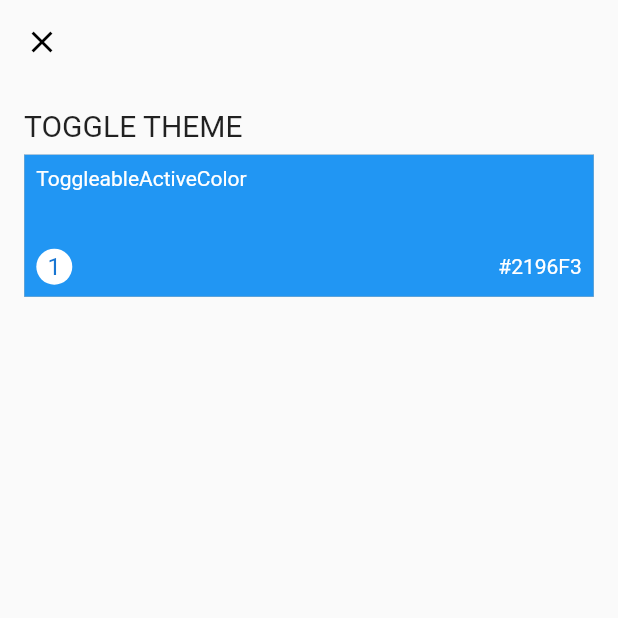
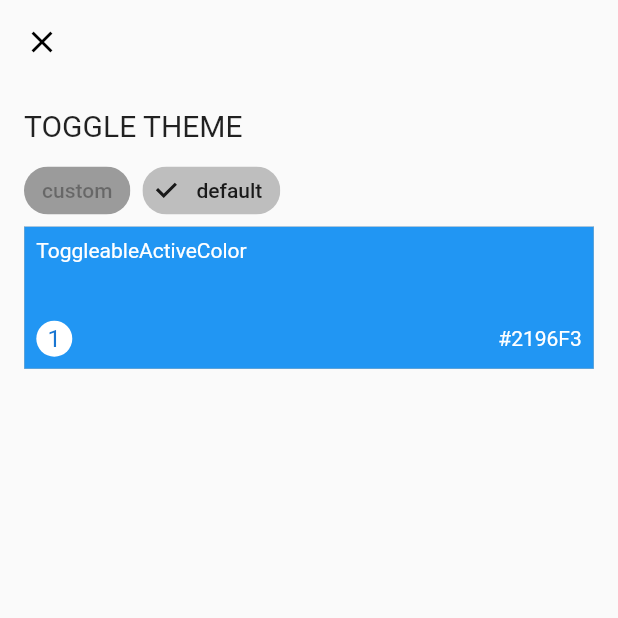
Before and after one commit to wondertalik/flutter_app_theme, a Flutter app: the ToggleThemePage screen opened directly, on a phone screen of 412 x 824 dp, the top half of it. Run offline on Flutter 3.47's test engine with Material 2 defaults, Android fonts, the phone set to English and light mode, and no system bars; our stand-ins replace bloc, equatable, flutter_bloc, flutter_colorpicker, google_fonts.

Commit message:
feat: add option to return toggle to default theme

```diff
--- a/lib/features/toggle_theme/presentation/cubit/toggle_theme_cubit.dart
+++ b/lib/features/toggle_theme/presentation/cubit/toggle_theme_cubit.dart
@@ -7,7 +7,14 @@ part 'toggle_theme_state.dart';
 class ToggleThemeCubit extends Cubit<ToggleThemeState> {
   ToggleThemeCubit() : super(ToggleThemeState.defaultTheme());
 
+  void changeToDefaultTheme() {
+    emit(ToggleThemeState.defaultTheme());
+  }
+
   void changeToggleableActiveColor(Color toggleableActiveColor) {
-    emit(state.copyWith(toggleableActiveColor: toggleableActiveColor));
+    emit(state.copyWith(
+      toggleableActiveColor: toggleableActiveColor,
+      themeVariant: ToggleThemeVariant.custom,
+    ));
   }
 }
--- a/lib/features/toggle_theme/presentation/cubit/toggle_theme_state.dart
+++ b/lib/features/toggle_theme/presentation/cubit/toggle_theme_state.dart
@@ -1,21 +1,33 @@
 part of 'toggle_theme_cubit.dart';
 
+enum ToggleThemeVariant { defaultTheme, custom }
+
 class ToggleThemeState extends Equatable {
-  const ToggleThemeState({this.toggleableActiveColor});
+  const ToggleThemeState({
+    this.toggleableActiveColor,
+    this.themeVariant = ToggleThemeVariant.custom,
+  });
 
-  ToggleThemeState._()
-      : toggleableActiveColor = ThemeData().toggleableActiveColor;
+  ToggleThemeState._({
+    this.themeVariant = ToggleThemeVariant.defaultTheme,
+  }) : toggleableActiveColor = ThemeData().toggleableActiveColor;
 
   ToggleThemeState.defaultTheme() : this._();
 
   final Color? toggleableActiveColor;
+  final ToggleThemeVariant themeVariant;
 
-  ToggleThemeState copyWith({Color? toggleableActiveColor}) {
+  ToggleThemeState copyWith({
+    Color? toggleableActiveColor,
+    ToggleThemeVariant? themeVariant,
+  }) {
     return ToggleThemeState(
-        toggleableActiveColor:
-            toggleableActiveColor ?? this.toggleableActiveColor);
+      toggleableActiveColor:
+          toggleableActiveColor ?? this.toggleableActiveColor,
+      themeVariant: themeVariant ?? this.themeVariant,
+    );
   }
 
   @override
-  List<Object?> get props => [toggleableActiveColor];
+  List<Object?> get props => [toggleableActiveColor, themeVariant];
 }
--- a/lib/features/toggle_theme/presentation/view/toogle_theme_content.dart
+++ b/lib/features/toggle_theme/presentation/view/toogle_theme_content.dart
@@ -1,3 +1,4 @@
+import 'package:flutter/foundation.dart';
 import 'package:flutter/material.dart';
 import 'package:flutter_app_theme/features/components/components.dart';
 import 'package:flutter_app_theme/features/toggle_theme/toggle_theme.dart';
@@ -8,7 +9,7 @@ class ToggleThemeContent extends StatelessWidget {
 
   @override
   Widget build(BuildContext context) {
-    {
+    final toggleThemeCubit = context.read<ToggleThemeCubit>();
     return Padding(
       padding: const EdgeInsets.all(16.0),
       child: LayoutBuilder(builder: (context, constraints) {
@@ -18,6 +19,34 @@ class ToggleThemeContent extends StatelessWidget {
             mainAxisSize: MainAxisSize.min,
             children: [
               const Header(label: 'Toggle Theme'),
+              SingleChildScrollView(
+                scrollDirection: Axis.horizontal,
+                child: Row(
+                  children: [
+                    Padding(
+                      padding: const EdgeInsets.only(right: 8.0),
+                      child: InputChip(
+                        label: Text(describeEnum(ToggleThemeVariant.custom)),
+                        selected: toggleThemeCubit.state.themeVariant ==
+                            ToggleThemeVariant.custom,
+                      ),
+                    ),
+                    Padding(
+                      padding: const EdgeInsets.only(right: 8.0),
+                      child: InputChip(
+                        label: Text(
+                            describeEnum(ToggleThemeVariant.defaultTheme)
+                                .replaceAll('Theme', '')),
+                        selected: toggleThemeCubit.state.themeVariant ==
+                            ToggleThemeVariant.defaultTheme,
+                        onSelected: (value) {
+                          toggleThemeCubit.changeToDefaultTheme();
+                        },
+                      ),
+                    ),
+                  ],
+                ),
+              ),
               Row(
                 children: [
                   ColorContainer(
@@ -41,4 +70,3 @@ class ToggleThemeContent extends StatelessWidget {
     );
   }
 }
-}
```
Lines whose indentation alone changed are shown as unchanged.
